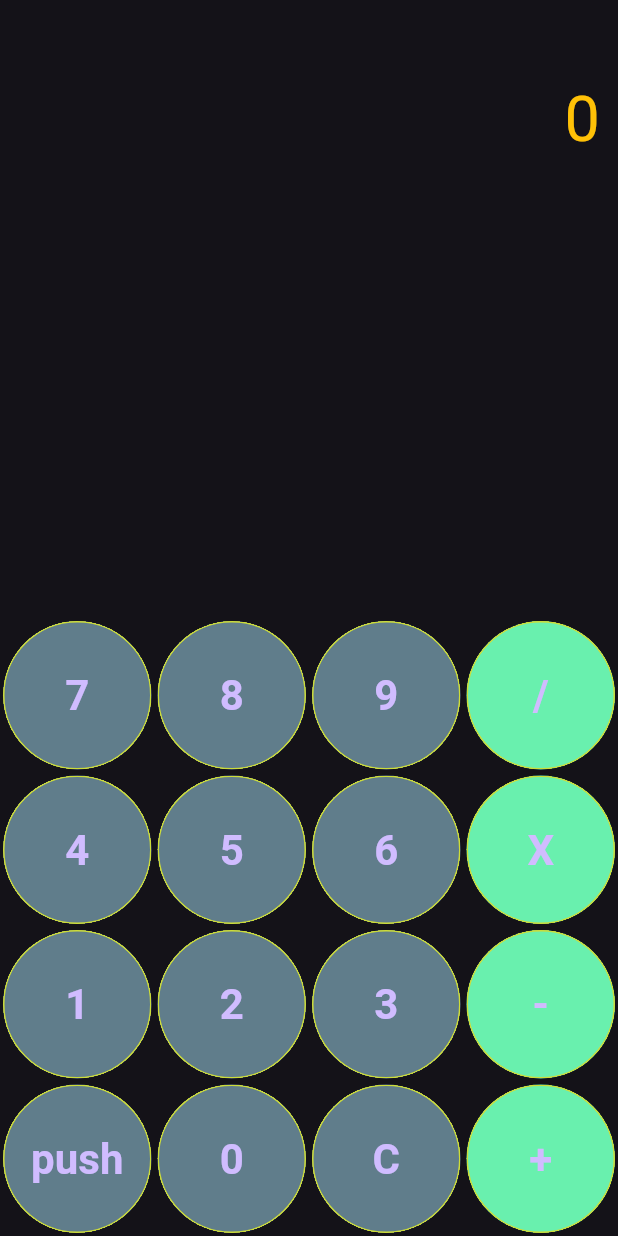
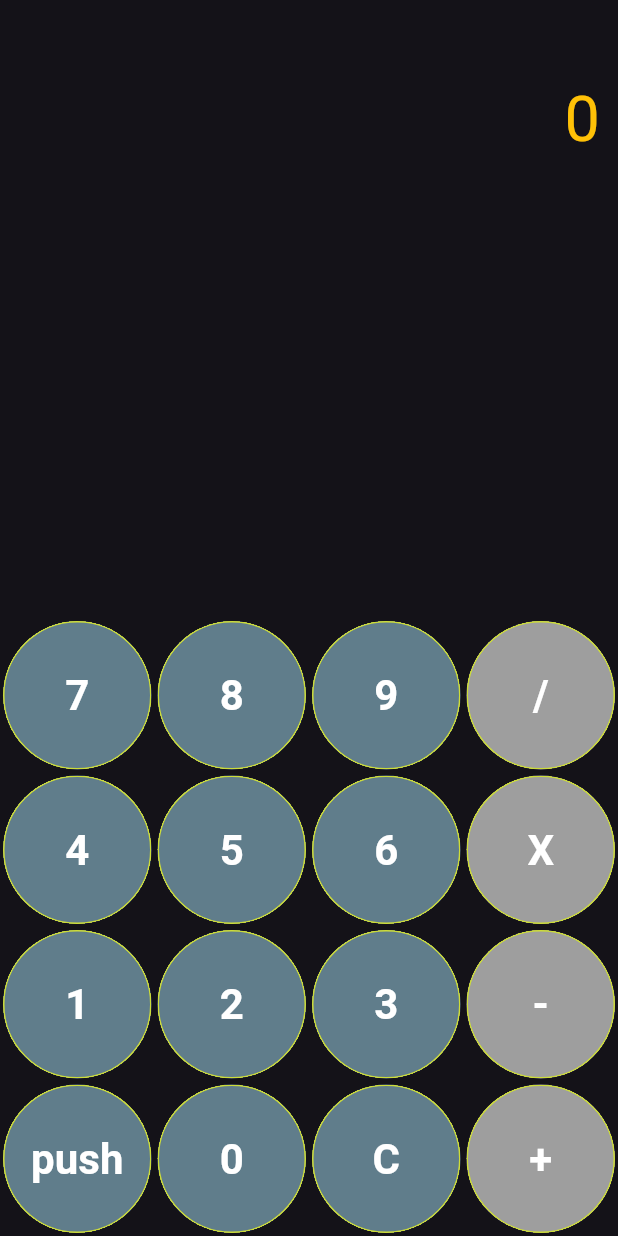
Before and after one commit to lehdk/rpn_calculator, a Flutter app: the screen it shows after launch, on a phone screen of 412 x 824 dp. Run offline on Flutter 3.47's test engine with Material 3 defaults, Android fonts, the phone set to English and light mode, and no system bars.

Commit message:
Updated color

```diff
--- a/lib/widgets/calculator_view.dart
+++ b/lib/widgets/calculator_view.dart
@@ -74,7 +74,11 @@ class _CalculatorViewState extends State<CalculatorView> {
           child: Center(
             child: Text(
               value,
-              style: const TextStyle(fontWeight: FontWeight.bold, fontSize: 28),
+              style: const TextStyle(
+                fontWeight: FontWeight.bold,
+                fontSize: 28,
+                color: Colors.white
+                ),
             ),
           ),
         ),
@@ -144,7 +148,7 @@ class _CalculatorViewState extends State<CalculatorView> {
   Color calculateButtonColor(String value) {
     return [InputButton.div, InputButton.mult, InputButton.sub, InputButton.add]
             .contains(value)
-        ? Colors.greenAccent
+        ? Colors.grey
         : Colors.blueGrey;
   }
 
```
